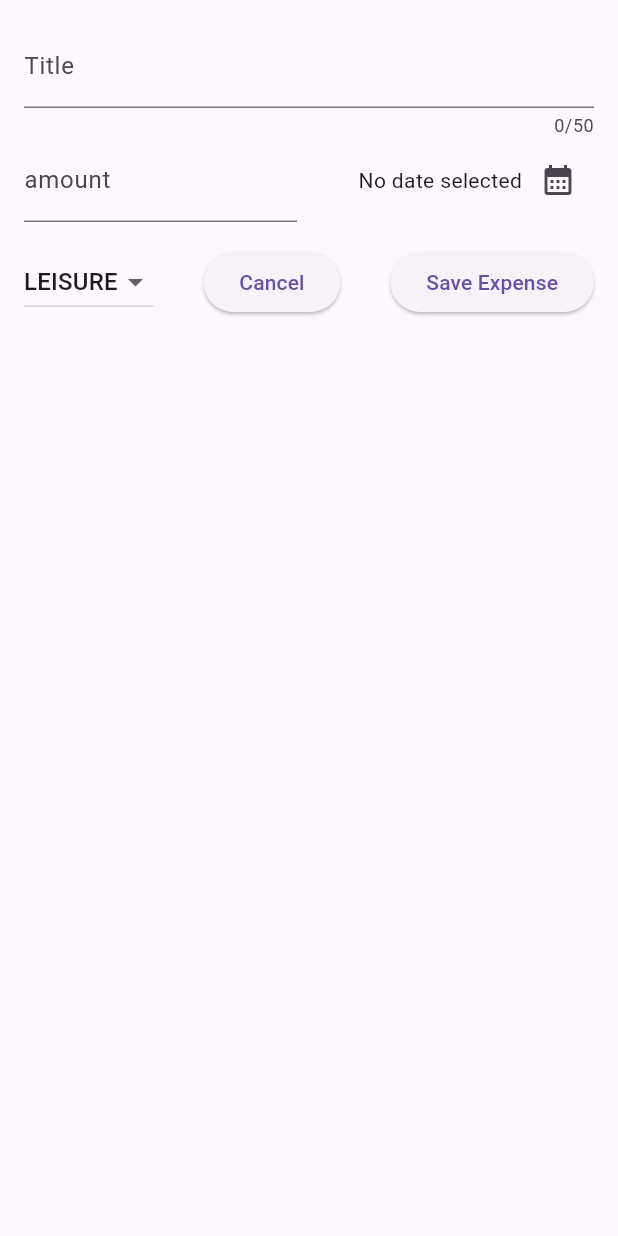
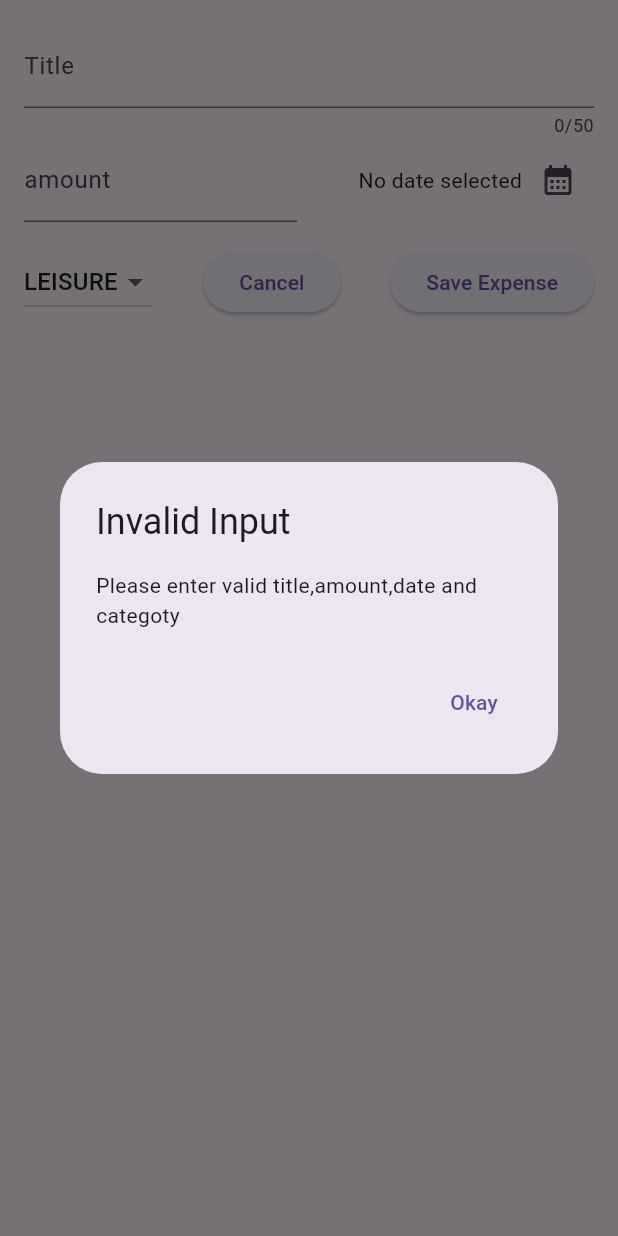
Before and after one commit to sidh18/expenses, a Flutter app: the NewExpense widget shown alone on an empty page, opened directly, after a tap on "Save Expense", on a phone screen of 412 x 824 dp. Run offline on Flutter 3.47's test engine with Material 2 defaults, Android fonts, the phone set to English and light mode, and no system bars.

Commit message:
adding invalid alert dialogbox

```diff
--- a/lib/widgets/new_expensess.dart
+++ b/lib/widgets/new_expensess.dart
@@ -28,6 +28,28 @@ class _NewExpenseState extends State<NewExpense> {
     setState(() {
       _selecteddate = pickeddate;
     });
+  }
+
+  void _submitdata(){
+    final enteredamount=double.tryParse(_amountcontroller.text);
+    final amountisinvalid = enteredamount == null || enteredamount <=0;;
+    if(_titlecontroller.text.trim().isEmpty || amountisinvalid || _selecteddate==null ){
+      showDialog(
+        context: context, builder: (ctx)=> AlertDialog(
+        title: const Text('Invalid Input'),
+        content: const Text('Please enter valid title,amount,date and categoty'),
+        actions: [
+          TextButton(onPressed:(){
+            Navigator.pop(ctx);
+          }, child: const Text('Okay'))
+        ],
+      ),
+      );
+      }
+      return;
+
+
+
   }
 
   @override
@@ -110,10 +132,7 @@ class _NewExpenseState extends State<NewExpense> {
                 ),
                 const Spacer(),
                 ElevatedButton(
-                  onPressed: () {
-                    print(_titlecontroller.text);
-                    print(_amountcontroller.text);
-                  },
+                  onPressed: _submitdata,
                   child: const Text("Save Expense"),
                 )
               ],
```
